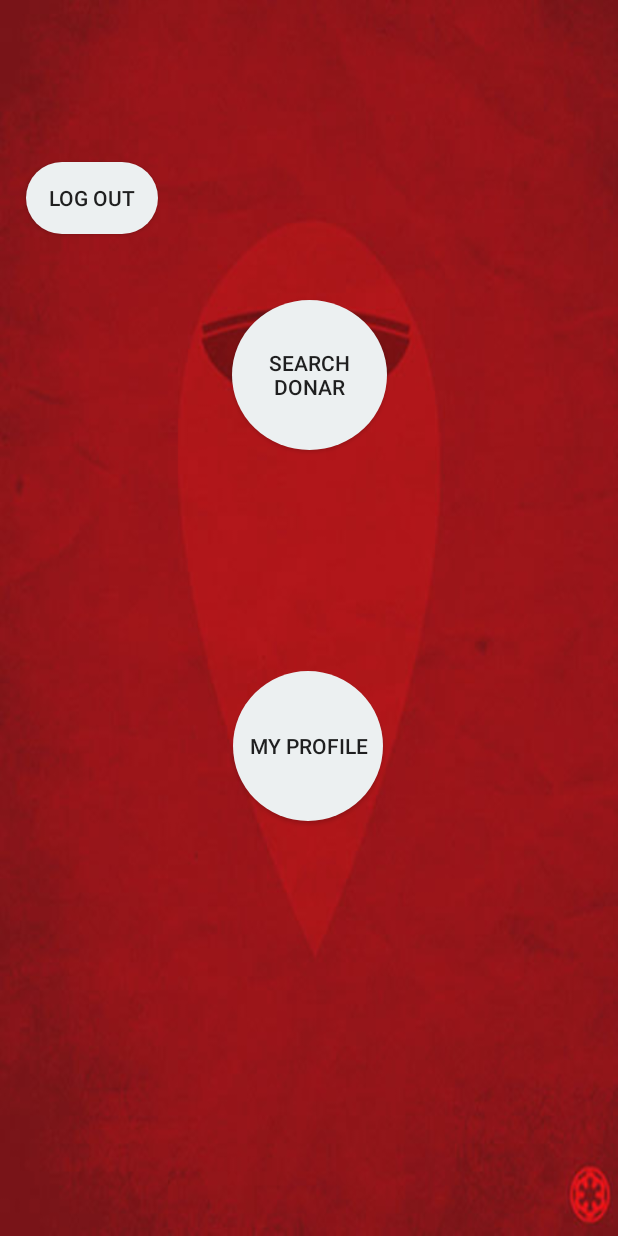
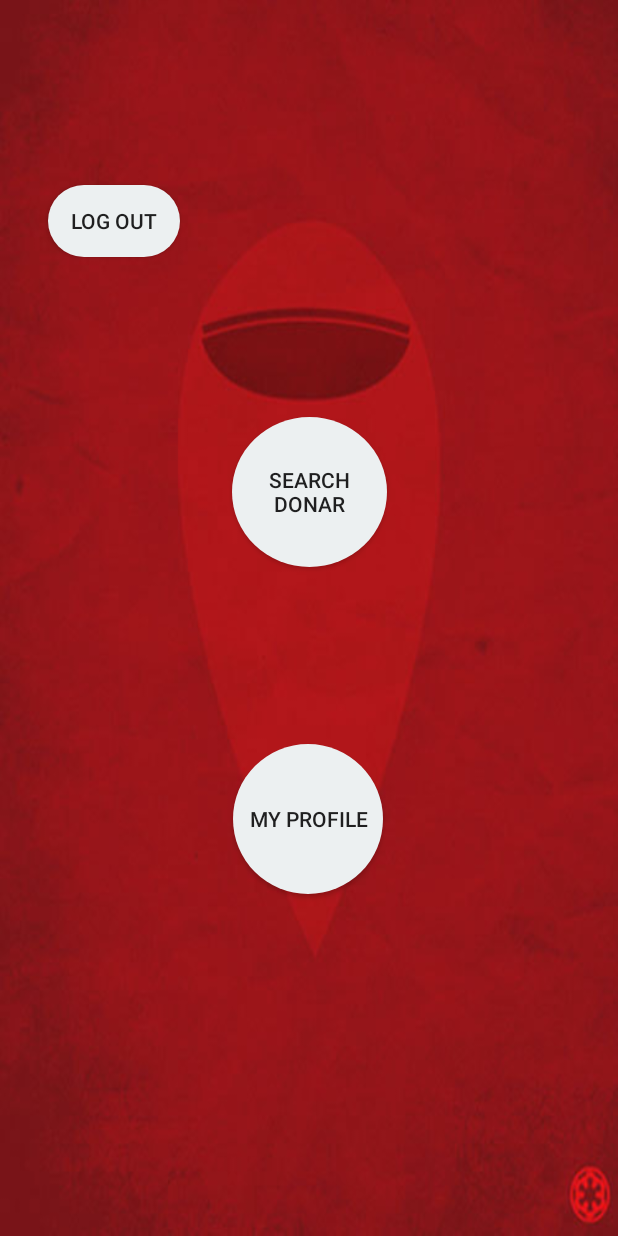
Before and after one commit to lokesh-venkata-sai/Bloodline, an Android app: the screen it shows after launch once a user with an empty profile is signed in (MainActivity), on a phone screen of 412 x 824 dp. Run offline under Robolectric (Android 15) with nearby library versions, the phone set to English and light mode, and no system bars; our stand-ins replace Firebase (no records; nobody signed in at launch, a user with empty details on screens opened directly).

```diff
--- a/app/src/main/res/layout/activity_main.xml
+++ b/app/src/main/res/layout/activity_main.xml
@@ -10,14 +10,14 @@
     <Button
         android:id="@+id/main_searchdonar"
         android:layout_width="103dp"
-        android:layout_height="0dp"
+        android:layout_height="wrap_content"
         android:layout_marginBottom="20dp"
         android:layout_marginEnd="15dp"
         android:layout_marginStart="15dp"
         android:layout_marginTop="200dp"
         android:background="@drawable/circle_but"
         android:text="@string/main_searchdonar"
-        app:layout_constraintBottom_toTopOf=""
+        app:layout_constraintBottom_toTopOf="@id/main_myprofile"
         app:layout_constraintEnd_toEndOf="parent"
         app:layout_constraintStart_toStartOf="parent"
         app:layout_constraintTop_toTopOf="parent" />
@@ -44,10 +44,10 @@
         android:layout_height="wrap_content"
         android:layout_marginBottom="570dp"
         android:layout_marginEnd="300dp"
-        android:layout_marginLeft="10dp"
+        android:layout_marginLeft="40dp"
         android:layout_marginRight="300dp"
-        android:layout_marginStart="10dp"
-        android:layout_marginTop="10dp"
+        android:layout_marginStart="40dp"
+        android:layout_marginTop="40dp"
         android:background="@drawable/rounded_button"
         android:text="@string/logout"
         app:layout_constraintBottom_toBottomOf="parent"
```
